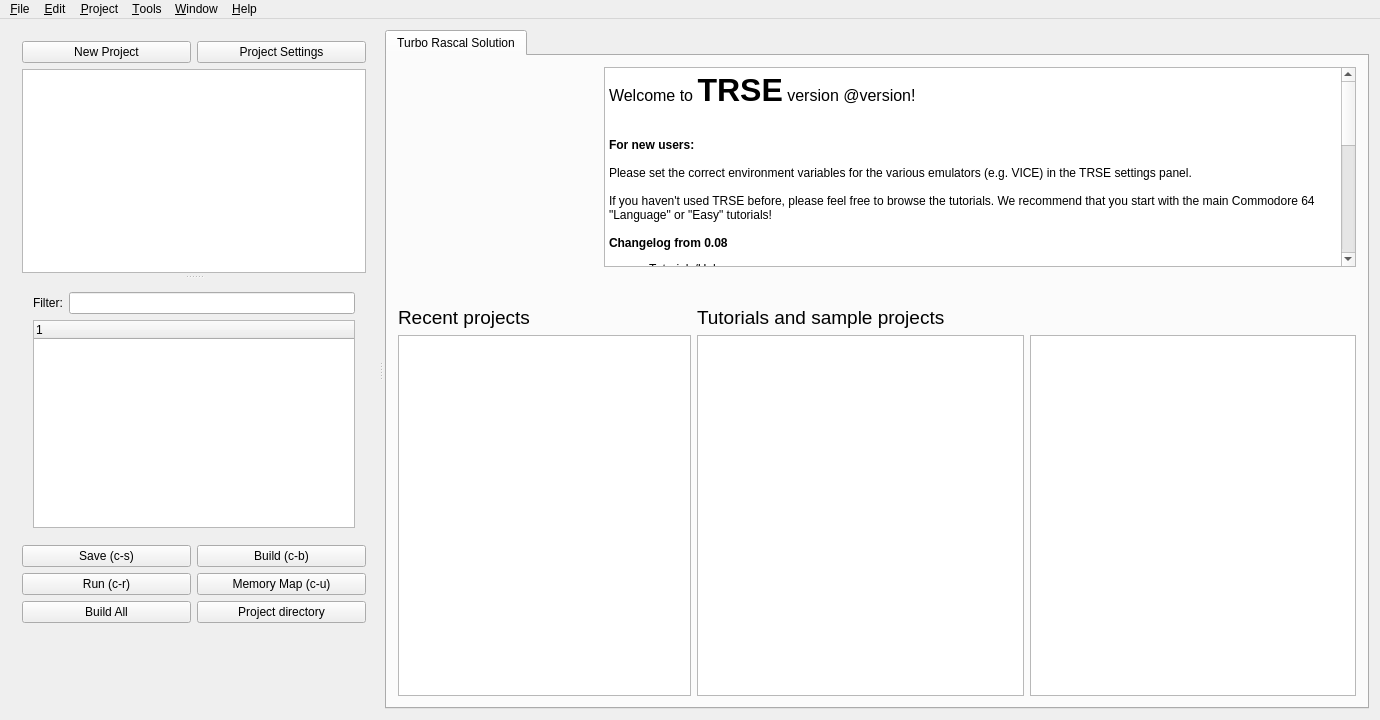
First picture: the form in mainwindow.ui, repository leuat/TRSE, before the edit.
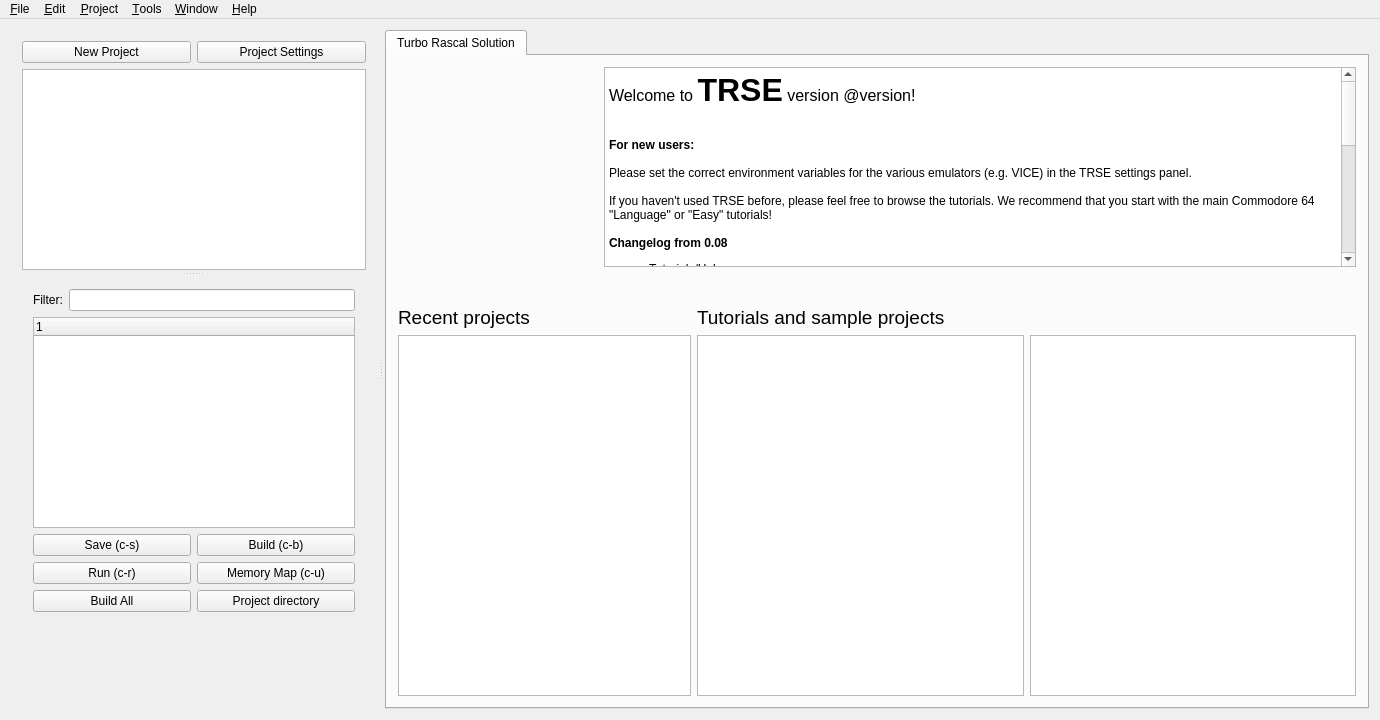
Second picture: the form after the edit. Icons and pictures are not drawn.

The edit to the form file:
```diff
--- a/mainwindow.ui
+++ b/mainwindow.ui
@@ -39,7 +39,7 @@
        <number>8</number>
       </property>
       <widget class="QWidget" name="layoutWidget">
-       <layout class="QVBoxLayout" name="verticalLayout">
+       <layout class="QVBoxLayout" name="verticalLayout" stretch="1,10">
         <item>
          <layout class="QHBoxLayout" name="horizontalLayout">
           <item>
@@ -110,62 +110,24 @@
               </column>
              </widget>
             </item>
-           </layout>
-          </widget>
-         </widget>
-        </item>
         <item>
-         <layout class="QVBoxLayout" name="verticalLayout_7"/>
-        </item>
-        <item>
-         <layout class="QGridLayout" name="gridLayout_8">
-          <item row="0" column="1">
-           <widget class="QPushButton" name="btnBuild_3">
-            <property name="text">
-             <string>Build (c-b)</string>
-            </property>
-           </widget>
-          </item>
-          <item row="0" column="0">
-           <widget class="QPushButton" name="btnSave_3">
-            <property name="text">
-             <string>Save (c-s)</string>
-            </property>
-           </widget>
-          </item>
-          <item row="2" column="0">
-           <widget class="QPushButton" name="btnBuildAll">
-            <property name="text">
-             <string>Build All</string>
-            </property>
-           </widget>
-          </item>
-          <item row="1" column="1">
-           <widget class="QPushButton" name="btnMemoryAnalyze">
-            <property name="text">
-             <string>Memory Map (c-u)</string>
-            </property>
-           </widget>
-          </item>
-          <item row="1" column="0">
-           <widget class="QPushButton" name="btnBuild_4">
-            <property name="text">
-             <string>Run (c-r)</string>
-            </property>
-           </widget>
-          </item>
-          <item row="2" column="1">
-           <widget class="QPushButton" name="btnProjectDir">
-            <property name="text">
-             <string>Project directory</string>
-            </property>
-           </widget>
-          </item>
-         </layout>
-        </item>
+             <layout class="QVBoxLayout" name="verticalLayout_5">
         <item>
          <layout class="QGridLayout" name="gridLayout_5">
           <item row="1" column="0">
+                 <widget class="QLabel" name="lblCommodoreImage">
+                  <property name="text">
+                   <string/>
+                  </property>
+                  <property name="pixmap">
+                   <pixmap resource="resources.qrc">:/resources/images/C64.png</pixmap>
+                  </property>
+                  <property name="scaledContents">
+                   <bool>false</bool>
+                  </property>
+                 </widget>
+                </item>
+                <item row="2" column="0">
            <layout class="QHBoxLayout" name="horizontalLayout_3">
             <item>
              <widget class="QLabel" name="lblSave">
@@ -239,19 +201,58 @@
            </layout>
           </item>
           <item row="0" column="0">
-           <widget class="QLabel" name="lblCommodoreImage">
+                 <layout class="QGridLayout" name="gridLayout_8">
+                  <item row="2" column="1">
+                   <widget class="QPushButton" name="btnProjectDir">
             <property name="text">
-             <string/>
-            </property>
-            <property name="pixmap">
-             <pixmap resource="resources.qrc">:/resources/images/C64.png</pixmap>
-            </property>
-            <property name="scaledContents">
-             <bool>false</bool>
+                     <string>Project directory</string>
+                    </property>
+                   </widget>
+                  </item>
+                  <item row="0" column="1">
+                   <widget class="QPushButton" name="btnBuild_3">
+                    <property name="text">
+                     <string>Build (c-b)</string>
+                    </property>
+                   </widget>
+                  </item>
+                  <item row="1" column="1">
+                   <widget class="QPushButton" name="btnMemoryAnalyze">
+                    <property name="text">
+                     <string>Memory Map (c-u)</string>
             </property>
            </widget>
           </item>
-         </layout>
+                  <item row="2" column="0">
+                   <widget class="QPushButton" name="btnBuildAll">
+                    <property name="text">
+                     <string>Build All</string>
+                    </property>
+                   </widget>
+                  </item>
+                  <item row="0" column="0">
+                   <widget class="QPushButton" name="btnSave_3">
+                    <property name="text">
+                     <string>Save (c-s)</string>
+                    </property>
+                   </widget>
+                  </item>
+                  <item row="1" column="0">
+                   <widget class="QPushButton" name="btnBuild_4">
+                    <property name="text">
+                     <string>Run (c-r)</string>
+                    </property>
+                   </widget>
+                  </item>
+                 </layout>
+                </item>
+               </layout>
+              </item>
+             </layout>
+            </item>
+           </layout>
+          </widget>
+         </widget>
         </item>
        </layout>
       </widget>
@@ -431,7 +432,7 @@
      <x>0</x>
      <y>0</y>
      <width>1380</width>
-     <height>25</height>
+     <height>21</height>
     </rect>
    </property>
    <widget class="QMenu" name="menuFile">
```
Lines whose indentation alone changed are shown as unchanged.
